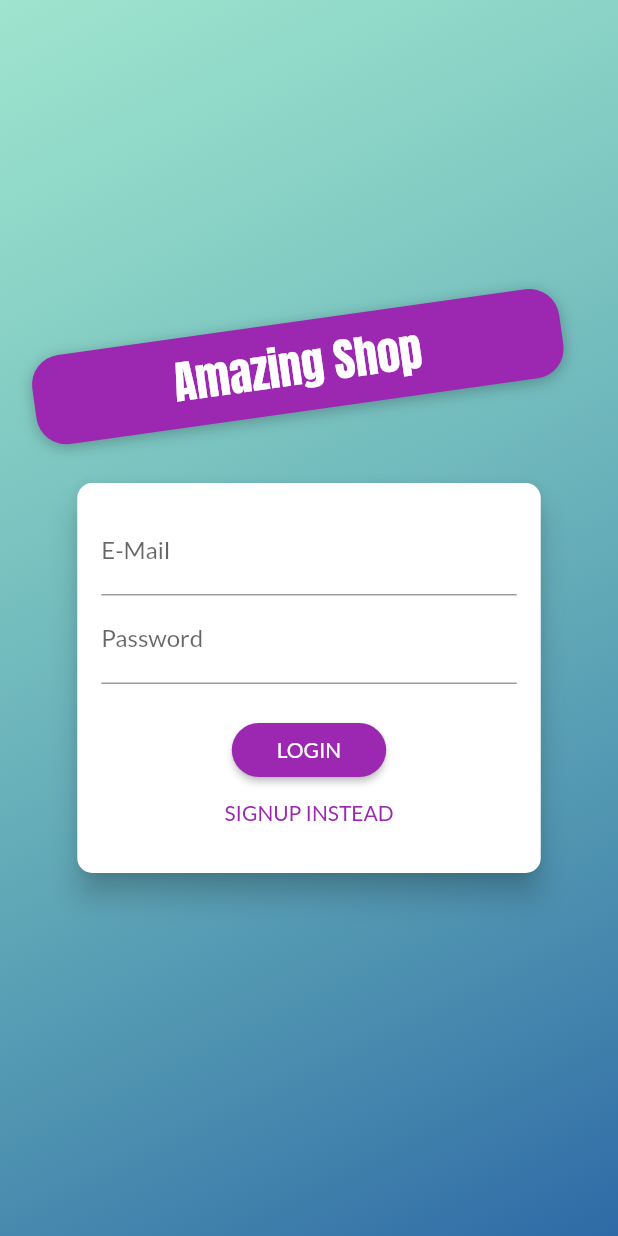
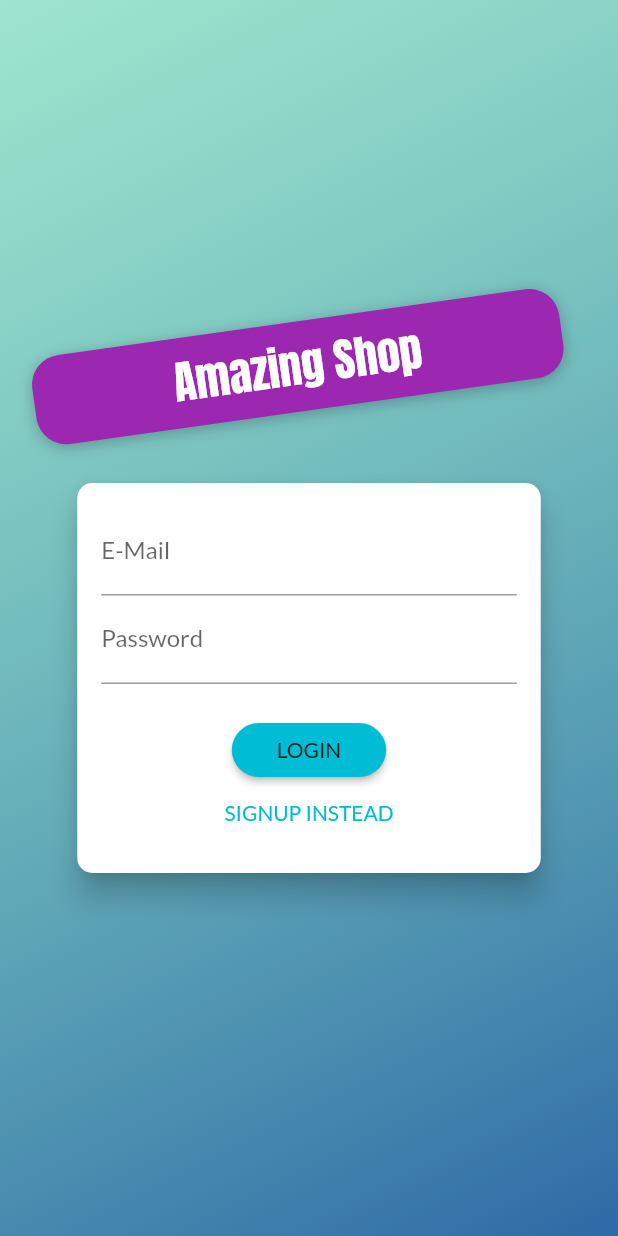
Before and after one commit to rhythmbhiwani/flutter-shop-app, a Flutter app: the screen it shows after launch, on a phone screen of 412 x 824 dp. Run offline on Flutter 3.47's test engine with Material 2 defaults, Android fonts, the phone set to English and light mode, and no system bars; our stand-ins replace shared_preferences.

Commit message:
Changed app's color and accents

```diff
--- a/lib/main.dart
+++ b/lib/main.dart
@@ -51,8 +51,8 @@ class MyApp extends StatelessWidget {
           builder: (ctx, authData, _) => MaterialApp(
             title: 'Amazing Shop',
             theme: ThemeData(
-              primarySwatch: Colors.purple,
-              accentColor: Colors.purpleAccent,
+              primarySwatch: Colors.cyan,
+              accentColor: Colors.cyanAccent,
               fontFamily: 'Lato',
               pageTransitionsTheme: PageTransitionsTheme(builders: {
                 TargetPlatform.android: CustomPageTransitionBuilder()
```
